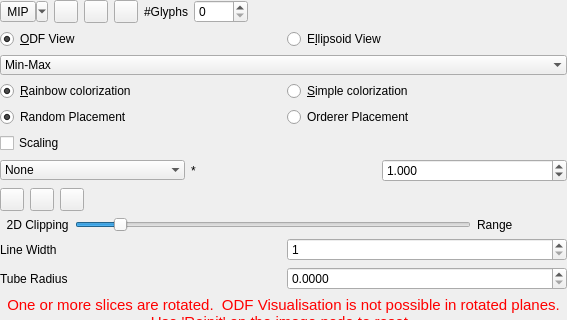
Old version of the form Plugins/org.mitk.gui.qt.diffusionimaging/src/internal/QmitkControlVisualizationPropertiesViewControls.ui in the repository MITK/MITK; both pictures show x 0 to 567 and y 0 to 320 of the 567 by 619 pixel window.
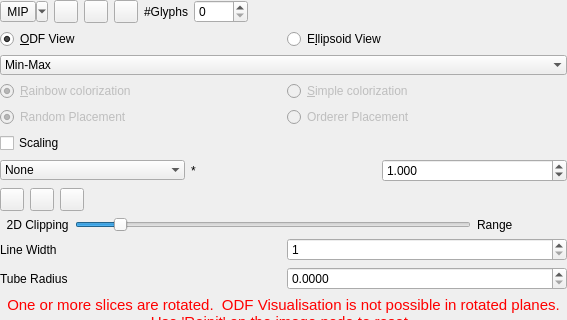
New version of the form. Icons and pictures are not drawn.

```diff
--- a/Plugins/org.mitk.gui.qt.diffusionimaging/src/internal/QmitkControlVisualizationPropertiesViewControls.ui
+++ b/Plugins/org.mitk.gui.qt.diffusionimaging/src/internal/QmitkControlVisualizationPropertiesViewControls.ui
@@ -403,6 +403,9 @@
                </item>
                <item row="6" column="0" alignment="Qt::AlignLeft">
                 <widget class="QRadioButton" name="m_colouriseRainbowRadioButton">
+                 <property name="enabled">
+                  <bool>false</bool>
+                 </property>
                  <property name="text">
                   <string>&amp;Rainbow colorization</string>
                  </property>
@@ -429,6 +432,9 @@
                </item>
                <item row="6" column="1" alignment="Qt::AlignLeft">
                 <widget class="QRadioButton" name="m_colouriseSimpleRadioButton">
+                 <property name="enabled">
+                  <bool>false</bool>
+                 </property>
                  <property name="text">
                   <string>&amp;Simple colorization</string>
                  </property>
@@ -464,6 +470,9 @@
                </item>
                <item row="7" column="0" alignment="Qt::AlignLeft">
                 <widget class="QRadioButton" name="m_randomModeRadioButton">
+                 <property name="enabled">
+                  <bool>false</bool>
+                 </property>
                  <property name="text">
                   <string>Random Placement</string>
                  </property>
@@ -477,6 +486,9 @@
                </item>
                <item row="7" column="1" alignment="Qt::AlignLeft">
                 <widget class="QRadioButton" name="m_orderedModeRadioButton">
+                 <property name="enabled">
+                  <bool>false</bool>
+                 </property>
                  <property name="text">
                   <string>Orderer Placement</string>
                  </property>
```
